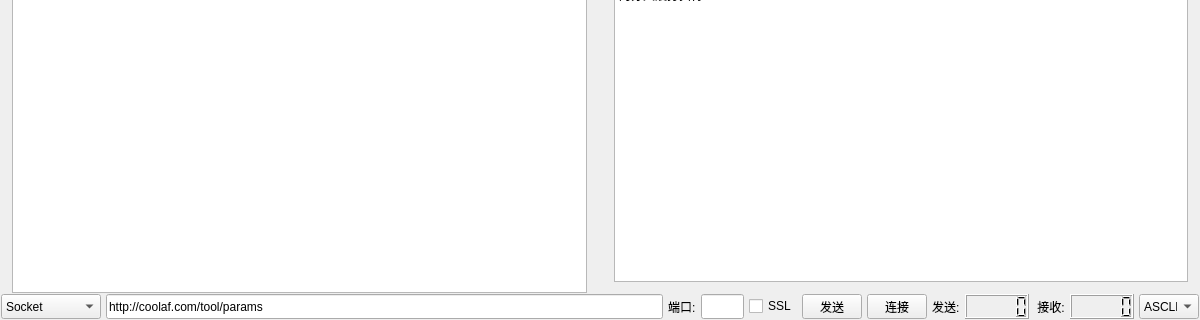
Before: the Qt Designer form RequestTestTool/RequestTestTool.ui in julian-zhuang/RequestTestTool, drawn with Qt 5; both pictures show x 0 to 1200 and y 384 to 704 of the 1200 by 704 pixel window.
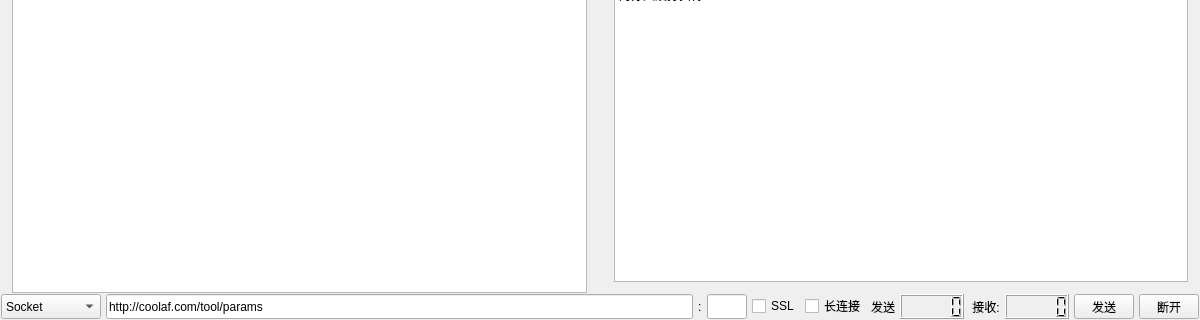
After: the same form once the commit is applied.

Patch:
```diff
--- a/RequestTestTool/RequestTestTool.ui
+++ b/RequestTestTool/RequestTestTool.ui
@@ -349,7 +349,7 @@
         </property>
         <property name="minimumSize">
          <size>
-          <width>557</width>
+          <width>400</width>
           <height>25</height>
          </size>
         </property>
@@ -367,7 +367,7 @@
       <item>
        <widget class="QLabel" name="label_Port">
         <property name="text">
-         <string>端口:</string>
+         <string>:</string>
         </property>
        </widget>
       </item>
@@ -375,13 +375,13 @@
        <widget class="QLineEdit" name="lineEdit_ConnectPort">
         <property name="minimumSize">
          <size>
-          <width>0</width>
+          <width>40</width>
           <height>25</height>
          </size>
         </property>
         <property name="maximumSize">
          <size>
-          <width>16777215</width>
+          <width>40</width>
           <height>25</height>
          </size>
         </property>
@@ -395,40 +395,9 @@
        </widget>
       </item>
       <item>
-       <widget class="QPushButton" name="pushButton_Request">
-        <property name="minimumSize">
-         <size>
-          <width>60</width>
-          <height>25</height>
-         </size>
-        </property>
-        <property name="maximumSize">
-         <size>
-          <width>60</width>
-          <height>25</height>
-         </size>
-        </property>
+       <widget class="QCheckBox" name="checkBox_IsKeepAlive">
         <property name="text">
-         <string>发送</string>
-        </property>
-       </widget>
-      </item>
-      <item>
-       <widget class="QPushButton" name="pushButton_Connect">
-        <property name="minimumSize">
-         <size>
-          <width>60</width>
-          <height>25</height>
-         </size>
-        </property>
-        <property name="maximumSize">
-         <size>
-          <width>30</width>
-          <height>25</height>
-         </size>
-        </property>
-        <property name="text">
-         <string>连接</string>
+         <string>长连接</string>
         </property>
        </widget>
       </item>
@@ -447,7 +416,7 @@
          </size>
         </property>
         <property name="text">
-         <string>发送:</string>
+         <string>发送</string>
         </property>
        </widget>
       </item>
@@ -506,7 +475,7 @@
        </widget>
       </item>
       <item>
-       <widget class="QComboBox" name="comboBox_ShowType">
+       <widget class="QPushButton" name="pushButton_Request">
         <property name="minimumSize">
          <size>
           <width>60</width>
@@ -519,26 +488,28 @@
           <height>25</height>
          </size>
         </property>
-        <item>
-         <property name="text">
-          <string>ASCLL</string>
-         </property>
-        </item>
-        <item>
-         <property name="text">
-          <string>16进制</string>
-         </property>
-        </item>
-        <item>
-         <property name="text">
-          <string>10进制</string>
-         </property>
-        </item>
-        <item>
-         <property name="text">
-          <string>2  进制</string>
-         </property>
-        </item>
+        <property name="text">
+         <string>发送</string>
+        </property>
+       </widget>
+      </item>
+      <item>
+       <widget class="QPushButton" name="pushButton_DisConnect">
+        <property name="minimumSize">
+         <size>
+          <width>60</width>
+          <height>25</height>
+         </size>
+        </property>
+        <property name="maximumSize">
+         <size>
+          <width>30</width>
+          <height>25</height>
+         </size>
+        </property>
+        <property name="text">
+         <string>断开</string>
+        </property>
        </widget>
       </item>
      </layout>
```
